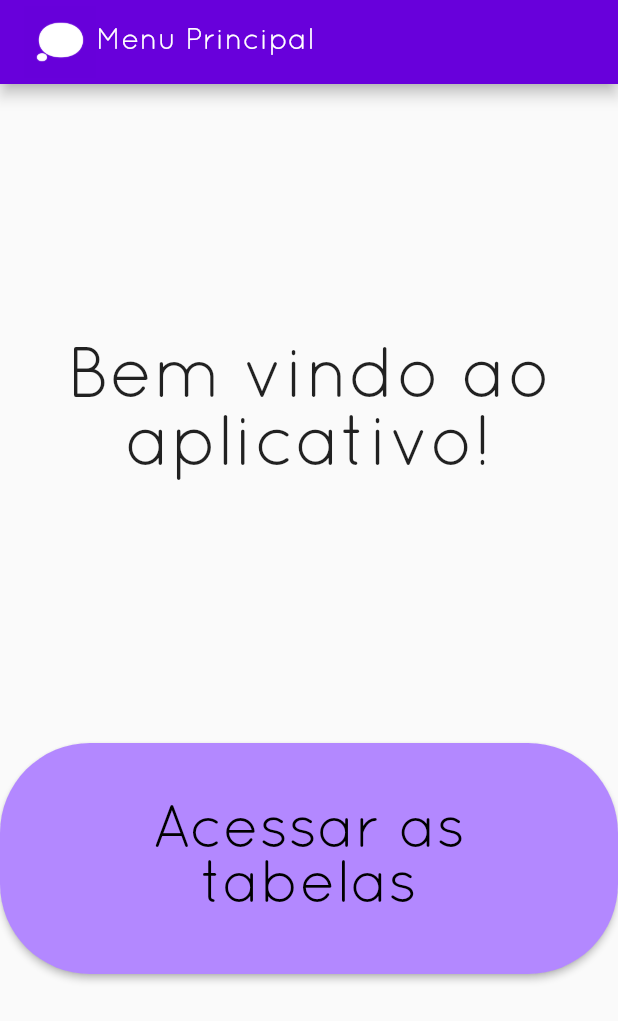
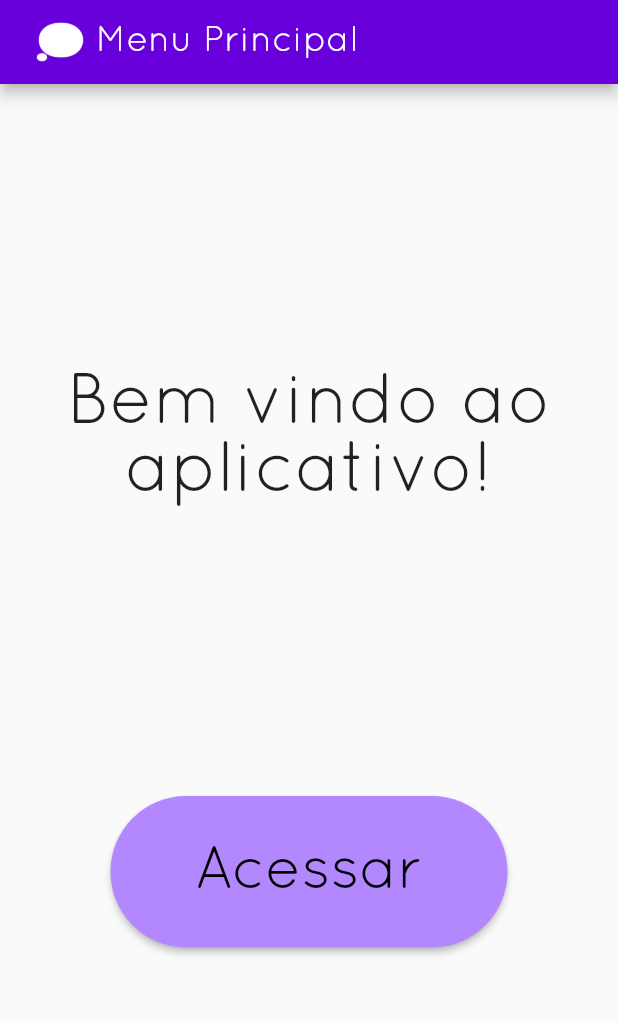
Before and after one commit to tekukas/desafio_frmk, a Flutter app: the screen it shows after launch, on a phone screen of 412 x 824 dp. Shown: the top 1021 px of the screen. Run offline on Flutter 3.47's test engine with Material 2 defaults, Android fonts, the phone set to English and light mode, and no system bars; missing offline and left inert: json_table; statements that could not run were skipped.

Commit message:
edição da AppBar

```diff
--- a/lib/telas/tabelas.dart
+++ b/lib/telas/tabelas.dart
@@ -10,7 +10,10 @@ class Tabelas extends StatelessWidget {
       length: 3,
       child: Scaffold(
         appBar: AppBar(
-          title: Text('Tabelas'),
+          title: Text(
+            'Tabelas',
+            style: TextStyle(fontSize: 24),
+          ),
           bottom: TabBar(
             tabs: [
               Tab(text: 'Postagens'),
--- a/lib/telas/tela_inicial.dart
+++ b/lib/telas/tela_inicial.dart
@@ -12,14 +12,15 @@ class TelaInicial extends StatelessWidget {
               "componentes/logoFRWK.png",
               height: 48,
             ),
-            Text('Menu Principal'),
+            Text('Menu Principal',
+              style: TextStyle(fontSize: 24),
+            ),
           ],
         ),
       ),
       body: Center(
         child: Column(
           mainAxisAlignment: MainAxisAlignment.spaceEvenly,
-          crossAxisAlignment: CrossAxisAlignment.stretch,
           children: [
             Text(
               'Bem vindo ao aplicativo!',
@@ -33,8 +34,8 @@ class TelaInicial extends StatelessWidget {
                 );
               },
               child: Padding(
-                padding: const EdgeInsets.all(40.0),
-                child: Text('Acessar as tabelas', style: TextStyle(fontSize: 40), textAlign: TextAlign.center,),
+                padding: const EdgeInsets.all(32.0),
+                child: Text('Acessar', style: TextStyle(fontSize: 40), textAlign: TextAlign.center,),
               ),
               shape: RoundedRectangleBorder(
                   borderRadius: BorderRadius.circular(60)),
```
